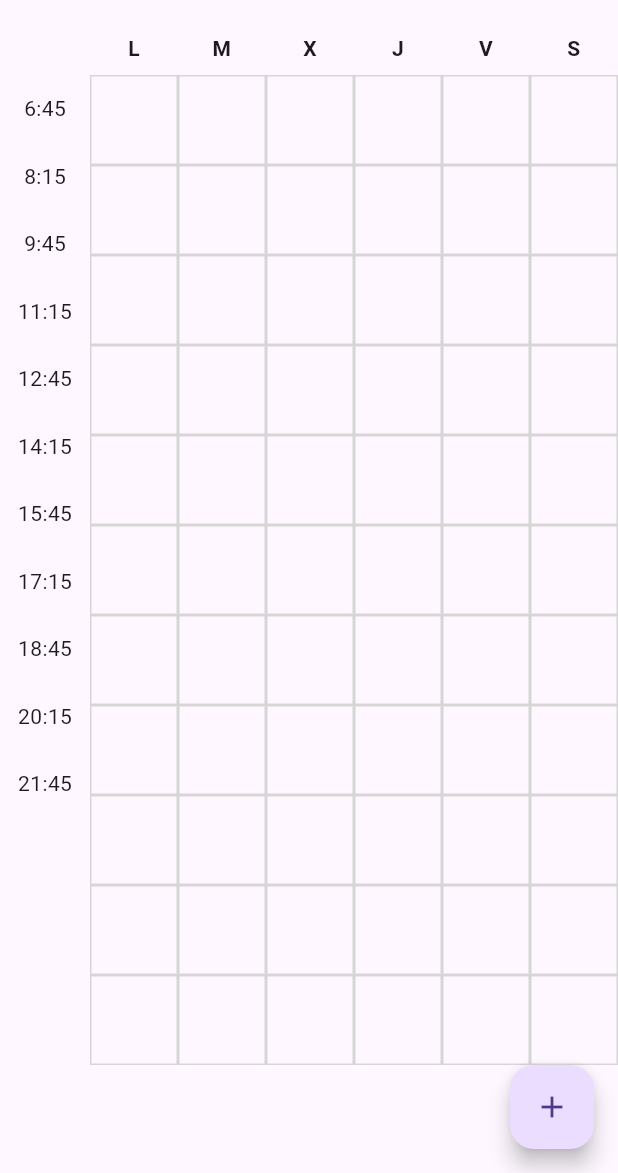
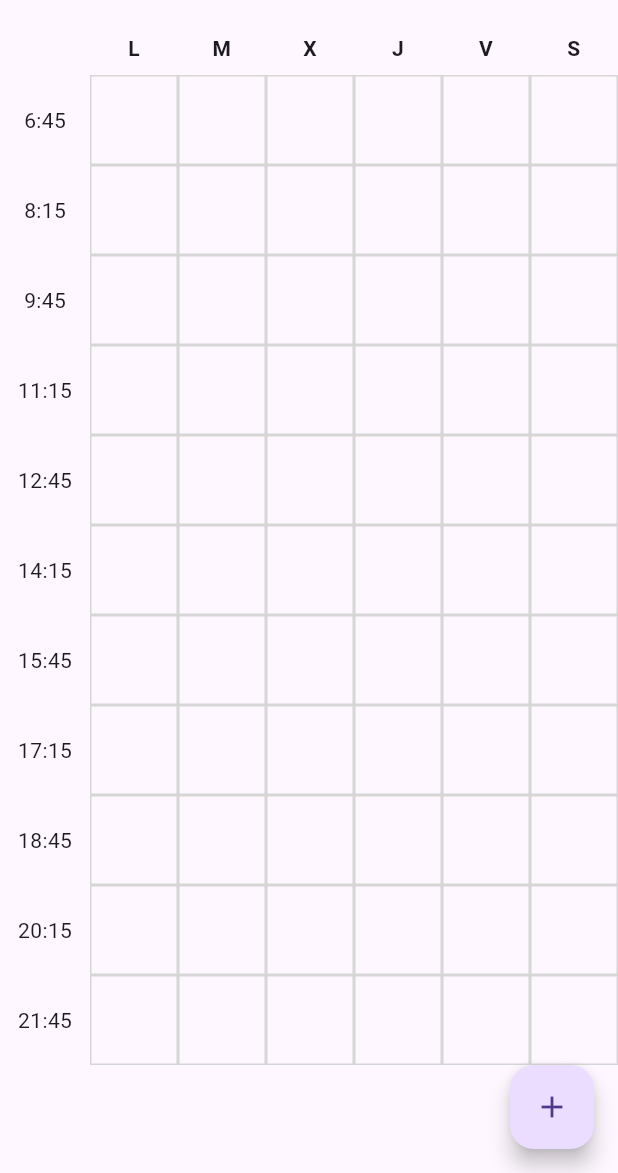
Before and after one commit to Anstayker/FCyT_Calendar, a Flutter app: the screen it shows after launch, on a phone screen of 412 x 824 dp, the part 63-1236 px from its top. Run offline on Flutter 3.47's test engine with Material 3 defaults, Android fonts, the phone set to English and light mode, and no system bars; our stand-ins replace bloc, dartz, equatable, flutter_bloc, get_it.

Commit message:
calendar adjusting from mobile to web!

```diff
--- a/lib/feature/calendar/data/models/calendar_subject_model.dart
+++ b/lib/feature/calendar/data/models/calendar_subject_model.dart
@@ -22,8 +22,8 @@ class CalendarSubjectModel extends CalendarSubject {
     return CalendarSubjectModel(
       id: json['id'],
       name: json['name'],
-      groups: List<CalendarSubjectGroupModel>.from(
-          json['groups'].map((x) => CalendarSubjectGroupModel.fromJson(x))),
+      groups: List<CalendarSubjectGroupModel>.from(json['groups']
+          .map((x) => CalendarSubjectGroupModel.fromJson(x, json['name']))),
     );
   }
 
--- a/lib/feature/calendar/domain/entities/calendar_subject_group.dart
+++ b/lib/feature/calendar/domain/entities/calendar_subject_group.dart
@@ -6,15 +6,17 @@ class CalendarSubjectGroup extends Equatable {
   final String id;
   final String name;
   final String teacher;
+  final String subjectName;
   final List<CalendarClassSchedule> hours;
 
   const CalendarSubjectGroup({
     required this.id,
     required this.name,
     required this.teacher,
+    required this.subjectName,
     required this.hours,
   });
 
   @override
-  List<Object?> get props => [id, name, teacher, hours];
+  List<Object?> get props => [id, name, teacher, hours, subjectName];
 }
--- a/lib/feature/calendar/presentation/pages/calendar_page.dart
+++ b/lib/feature/calendar/presentation/pages/calendar_page.dart
@@ -1,4 +1,3 @@
-import 'package:cappuchino_prototype/feature/calendar/domain/entities/calendar_subject_group.dart';
 import 'package:flutter/material.dart';
 
 import 'package:flutter_bloc/flutter_bloc.dart';
@@ -7,6 +6,7 @@ import '../../../../injection_container.dart';
 import '../../domain/entities/calendar_career.dart';
 import '../../domain/entities/calendar_semester.dart';
 import '../../domain/entities/calendar_subject.dart';
+import '../../domain/entities/calendar_subject_group.dart';
 import '../bloc/calendar_bloc.dart';
 import '../widgets/widgets_export_calendar.dart';
 
@@ -59,7 +59,7 @@ class _CalendarPageState extends State<CalendarPage> {
     return LayoutBuilder(
       builder: (context, constraints) {
         // TODO: Revisar el maxWidth
-        if (constraints.maxWidth > 800) {
+        if (constraints.maxWidth > 950) {
           isHorizontal = true;
           // ! Web Version
           return Scaffold(
@@ -172,7 +172,7 @@ class _CalendarPageState extends State<CalendarPage> {
   Widget buildBody(List<CalendarSubjectGroup> subjectsData) {
     return Stack(
       children: [
-        MobileCalendar(subjectsData: subjectsData),
+        MobileCalendar(subjectsData: subjectsData, isHorizontal: isHorizontal),
         if (showAdditionalFabs) semiTransparentContainer(),
       ],
     );
--- a/lib/feature/calendar/presentation/widgets/mobile_calendar.dart
+++ b/lib/feature/calendar/presentation/widgets/mobile_calendar.dart
@@ -6,12 +6,14 @@ class MobileCalendar extends StatefulWidget {
   const MobileCalendar({
     super.key,
     required this.subjectsData,
+    required this.isHorizontal,
   });
 
   @override
   State<MobileCalendar> createState() => _MobileCalendarState();
 
   final List<CalendarSubjectGroup> subjectsData;
+  final bool isHorizontal;
 }
 
 class _MobileCalendarState extends State<MobileCalendar> {
@@ -34,13 +36,28 @@ class _MobileCalendarState extends State<MobileCalendar> {
     ];
 
     final List<String> days = ['L', 'M', 'X', 'J', 'V', 'S'];
+    final List<String> daysFull = [
+      'Lunes',
+      'Martes',
+      'Miércoles',
+      'Jueves',
+      'Viernes',
+      'Sábado'
+    ];
 
     return Column(
       children: [
-        daysRow(days),
+        daysRow(widget.isHorizontal ? daysFull : days),
         Expanded(
           child: SingleChildScrollView(
             controller: scrollController,
+            scrollDirection: Axis.horizontal,
+            child: ConstrainedBox(
+              constraints: BoxConstraints(
+                minWidth: MediaQuery.of(context).size.width - 250,
+              ),
+              child: SingleChildScrollView(
+                scrollDirection: Axis.vertical,
                 child: Row(
                   crossAxisAlignment: CrossAxisAlignment.start,
                   children: [
@@ -49,8 +66,10 @@ class _MobileCalendarState extends State<MobileCalendar> {
                         ...hours.map((hour) => hoursDisplay(hour)),
                       ],
                     ),
-                classScheduleTable(days, hours)
+                    classScheduleTable(days, hours),
                   ],
+                ),
+              ),
             ),
           ),
         ),
@@ -60,7 +79,7 @@ class _MobileCalendarState extends State<MobileCalendar> {
 
   Container hoursDisplay(String hour) {
     return Container(
-      height: 45,
+      height: 60,
       width: 60,
       alignment: Alignment.center,
       child: Text(hour),
@@ -69,11 +88,9 @@ class _MobileCalendarState extends State<MobileCalendar> {
 
   Widget classScheduleTable(List<String> days, List<String> hours) {
     return Column(
-      children: hours.asMap().entries.map((entry) {
-        String hour = entry.value;
+      children: hours.map((hour) {
         return Row(
-          children: days.asMap().entries.map((dayEntry) {
-            String day = dayEntry.value;
+          children: days.map((day) {
             final selectedGroup = widget.subjectsData.firstWhere(
               (element) => element.hours.any(
                 (schedule) {
@@ -84,13 +101,16 @@ class _MobileCalendarState extends State<MobileCalendar> {
                 id: '',
                 name: '',
                 teacher: '',
+                subjectName: '',
                 hours: [],
               ),
             );
 
             return Container(
               height: 60,
-              width: MediaQuery.of(context).size.width / 6 - 10,
+              width: widget.isHorizontal
+                  ? (MediaQuery.of(context).size.width - (370)) / days.length
+                  : MediaQuery.of(context).size.width / days.length - 10,
               decoration: BoxDecoration(
                 color: selectedGroup.name.isNotEmpty
                     ? Colors.blue.withOpacity(0.5)
--- a/lib/feature/calendar/presentation/widgets/widgets_export_calendar.dart
+++ b/lib/feature/calendar/presentation/widgets/widgets_export_calendar.dart
@@ -7,3 +7,4 @@ export 'subject_group_list_tile.dart';
 export 'mobile_fab.dart';
 export 'web_side_bar.dart';
 export 'dialog_save.dart';
+export 'web_calendar.dart';
```
Also changed, not shown: lib/feature/calendar/data/models/calendar_subject_group_model.dart (+7 -2 lines), lib/feature/calendar/presentation/widgets/web_calendar.dart (added, +112 -0 lines). Lines whose indentation alone changed are shown as unchanged.
